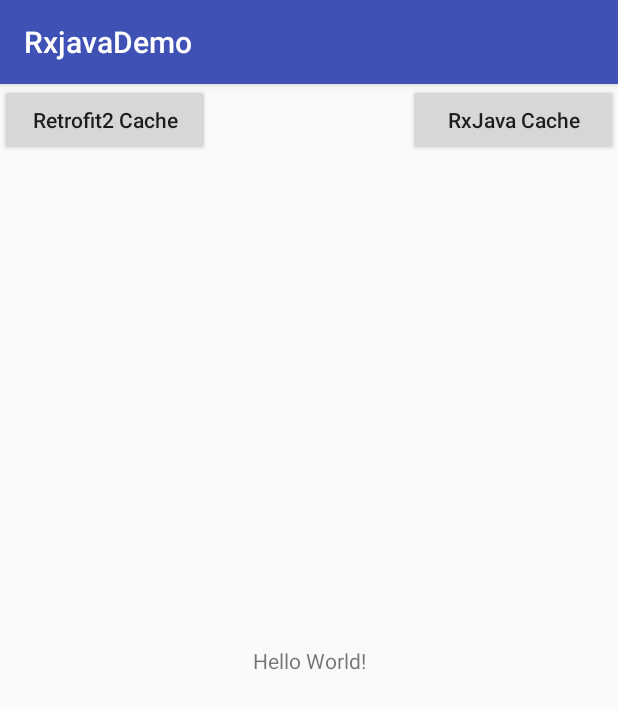
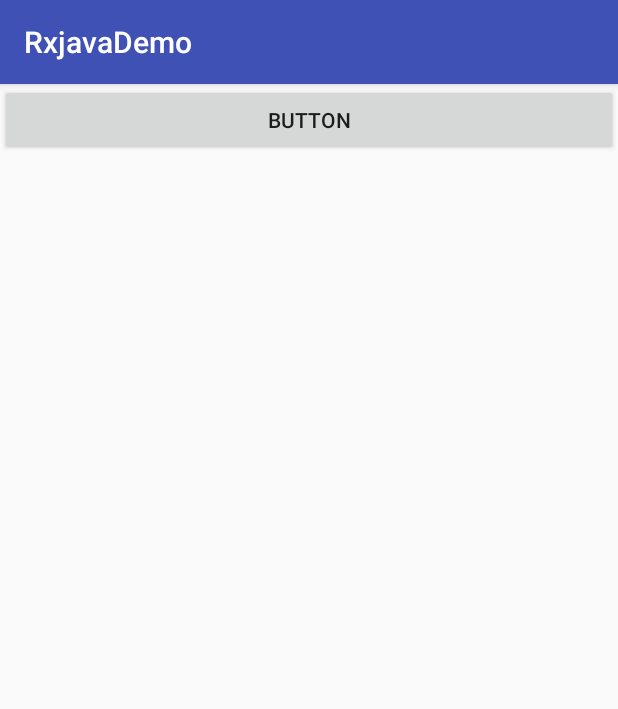
Before and after one commit to fjzboy/Retrofit2RxJava-Android-Simples, an Android app: the screen it shows after launch (MainActivity before the commit, LoginActivity after it), on a phone screen of 412 x 824 dp. Shown: the top 709 px of the screen. Run offline under Robolectric (Android 15) with nearby library versions, the phone set to English and light mode, and no system bars; our stand-ins replace EventBus, Timber; libraries missing offline, so code that uses them is left out: rx.android.schedulers, rx.schedulers, rx.subscriptions; 2 statements that could not run were skipped.

Commit message:
add loginActivity.......

```diff
--- a/app/src/main/java/com/mitnick/rxjava/net/FailedEvent.java
+++ b/app/src/main/java/com/mitnick/rxjava/net/FailedEvent.java
@@ -60,9 +60,4 @@ public class FailedEvent {
 	public void setObject(Object object) {
 		this.object = object;
 	}
-
-	public final class MessageType{
-		public final static int LOGIN = 0;
-		public final static int PROFILE = 1;
-	}
 }
--- a/app/src/main/java/com/mitnick/rxjava/net/HttpImpl.java
+++ b/app/src/main/java/com/mitnick/rxjava/net/HttpImpl.java
@@ -43,7 +43,6 @@ public class HttpImpl {
     public ServiceApi getApiClient(){
         if(mApiClient == null){
             synchronized (ServiceApi.class){
-                sum++;
                 Log.i(TAG,"ServiceApi.newInstance() excute :" + sum + "次");
                 mApiClient = ServiceFactory.createRetrofit2RxJavaService(ServiceApi.class);
             }
@@ -91,19 +90,19 @@ public class HttpImpl {
 
     public void login(String auth) {
         mSubscriptions.add(getApiClient().login(auth)
-//                              .debounce(400, TimeUnit.MILLISECONDS)//限制400毫秒的频繁http操作
+//                      .debounce(400, TimeUnit.MILLISECONDS)//限制400毫秒的频繁http操作
                         .subscribeOn(Schedulers.newThread())
                         .observeOn(AndroidSchedulers.mainThread())
                         .subscribe(new rx.Observer<Token>() {
                             @Override
                             public void onCompleted() {
-                                Timber.i(TAG, "onCompleted");
+                                Log.i(TAG, "onCompleted");
                             }
 
                             @Override
                             public void onError(Throwable t) {
-                                Timber.i(TAG, "onError：" + t.toString());
-                                postEvent(new FailedEvent(FailedEvent.MessageType.LOGIN, t));
+                                Log.i(TAG, "onError：" + t.toString());
+                                postEvent(new FailedEvent(MessageType.LOGIN, t));
                             }
 
                             @Override
@@ -122,14 +121,14 @@ public class HttpImpl {
                 if (response.isSuccessful()) {
                     postEvent(response.body());
                 } else {
-                    postEvent(new FailedEvent(FailedEvent.MessageType.PROFILE));
+                    postEvent(new FailedEvent(MessageType.PROFILE));
                 }
             }
 
             @Override
             public void onFailure(Call<Profile> call, Throwable t) {
                 Timber.e("onFailure：" + t.toString());
-                postEvent(new FailedEvent(FailedEvent.MessageType.PROFILE, t));
+                postEvent(new FailedEvent(MessageType.PROFILE, t));
             }
         });
     }
@@ -138,7 +137,7 @@ public class HttpImpl {
         mSubscriptions.add(getApiClient().getProfile(accessToken)
 //                              .debounce(400, TimeUnit.MILLISECONDS)//限制400毫秒的频繁http操作
                         .subscribeOn(Schedulers.newThread())
-                        .observeOn(AndroidSchedulers.mainThread())
+//                        .observeOn(AndroidSchedulers.mainThread())
                         .subscribe(new rx.Observer<Profile>() {
                             @Override
                             public void onCompleted() {
@@ -148,7 +147,7 @@ public class HttpImpl {
                             @Override
                             public void onError(Throwable t) {
                                 Timber.e("onError：" + t.toString());
-                                postEvent(new FailedEvent(FailedEvent.MessageType.PROFILE));
+                                postEvent(new FailedEvent(MessageType.PROFILE));
                             }
 
                             @Override
--- a/app/src/main/java/com/mitnick/rxjava/net/ServiceFactory.java
+++ b/app/src/main/java/com/mitnick/rxjava/net/ServiceFactory.java
@@ -86,7 +86,7 @@ public class ServiceFactory {
             Request request = chain.request();
             //获取网络状态
             int netWorkState = NetUtils.getNetworkState(RxApplication.getInstance());
-            //无网络请求强制使用缓存
+            //无网络，请求强制使用缓存
             if (netWorkState == NetUtils.NETWORN_NONE) {
                 request = request.newBuilder()
                         .cacheControl(CacheControl.FORCE_CACHE)
--- /dev/null
+++ b/app/src/main/res/layout/activity_login.xml
@@ -0,0 +1,12 @@
+<?xml version="1.0" encoding="utf-8"?>
+<LinearLayout xmlns:android="http://schemas.android.com/apk/res/android"
+    android:orientation="vertical" android:layout_width="match_parent"
+    android:layout_height="match_parent">
+
+    <Button
+        android:text="Button"
+        android:layout_width="match_parent"
+        android:layout_height="wrap_content"
+        android:onClick="login"
+        android:id="@+id/login" />
+</LinearLayout>
--- a/app/src/main/res/layout/activity_main.xml
+++ b/app/src/main/res/layout/activity_main.xml
@@ -9,8 +9,9 @@
 
     <TextView
         android:id="@+id/textView"
-        android:layout_width="wrap_content"
+        android:layout_width="match_parent"
         android:layout_height="wrap_content"
+        android:gravity="center"
         android:text="Hello World!"
         app:layout_constraintLeft_toLeftOf="@+id/activity_main"
         app:layout_constraintTop_toTopOf="@+id/activity_main"
```
Also changed, not shown: app/src/main/AndroidManifest.xml (+6 -5 lines), app/src/main/java/com/mitnick/rxjava/activity/BaseActivity.java (+17 -15 lines), app/src/main/java/com/mitnick/rxjava/activity/LoginActivity.java (added, +58 -0 lines), app/src/main/java/com/mitnick/rxjava/activity/MainActivity.java (+20 -41 lines), app/src/main/java/com/mitnick/rxjava/net/MessageType.java (added, +10 -0 lines).
